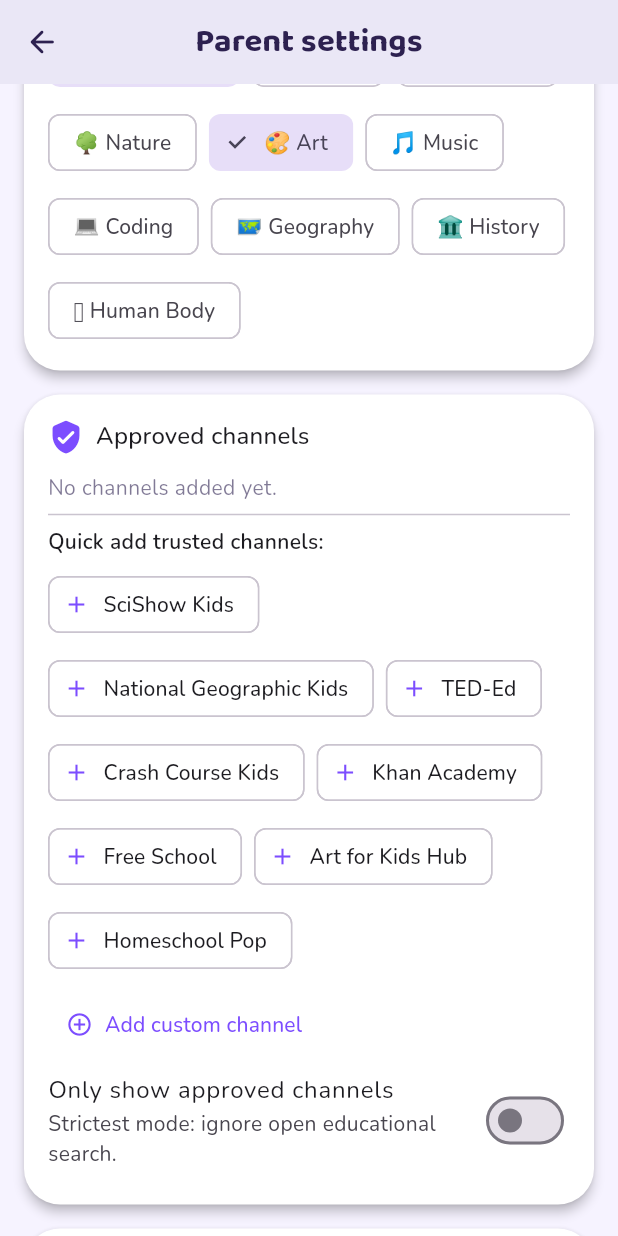
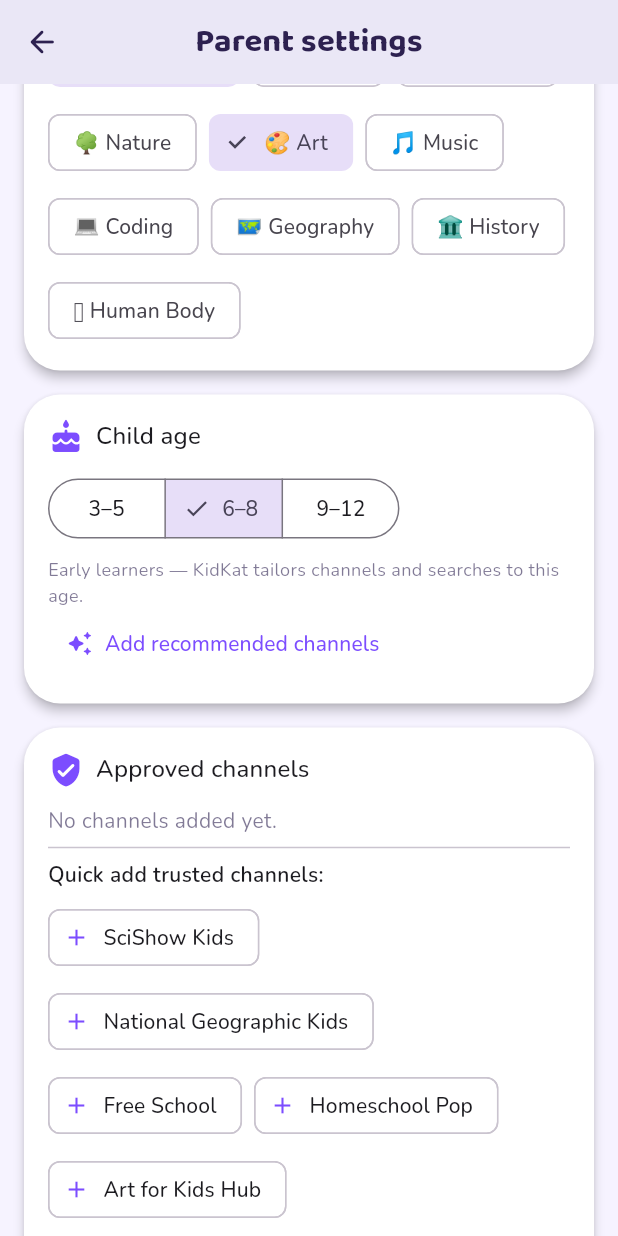
Before and after one commit to naveenneog/KidKat, a Flutter app: the ParentDashboard screen opened by its route, scrolled down 576 dp, on a phone screen of 412 x 824 dp. Run offline on Flutter 3.47's test engine with Material 3 defaults, Android fonts, the phone set to English and light mode, and no system bars; our stand-ins replace flutter_riverpod, go_router, google_fonts, shared_preferences, youtube_player_iframe; accounts and stored records are empty.

Commit message:
feat: age bands + age-appropriate channels & queries
AgeBand (3-5/6-8/9-12) on ParentConfig; onboarding asks age and pre-fills trusted per-band channels; curation biases queries by age; dashboard Child-age section. Version 0.3.0.

Co-authored-by: Copilot <223556219+Copilot@users.noreply.github.com>

```diff
--- a/lib/data/models/parent_config.dart
+++ b/lib/data/models/parent_config.dart
@@ -12,6 +12,25 @@ enum ShortLength {
   final String label;
 }
 
+/// The child's age band, used to deliver age-appropriate channels and bias
+/// search queries.
+enum AgeBand {
+  preschool('3–5', 'Preschool', 'for preschoolers'),
+  early('6–8', 'Early learners', 'for kids'),
+  tween('9–12', 'Tweens', 'for students');
+
+  const AgeBand(this.range, this.label, this.queryQualifier);
+
+  /// e.g. "3–5".
+  final String range;
+
+  /// e.g. "Preschool".
+  final String label;
+
+  /// Appended to search queries to bias age-appropriateness.
+  final String queryQualifier;
+}
+
 /// All parent-controlled settings. Persisted locally as JSON. Contains no child
 /// PII — only preferences and the parent's own YouTube Data API key + PIN.
 class ParentConfig {
@@ -21,6 +40,7 @@ class ParentConfig {
     this.dailyLimitMinutes = 30,
     this.sessionVideoCount = 8,
     this.shortLength = ShortLength.shortClips,
+    this.ageBand = AgeBand.early,
     this.selectedTopicIds = const ['science', 'animals', 'space', 'art'],
     this.allowlist = const [],
     this.restrictToAllowlist = false,
@@ -36,6 +56,7 @@ class ParentConfig {
   final int dailyLimitMinutes;
   final int sessionVideoCount;
   final ShortLength shortLength;
+  final AgeBand ageBand;
   final List<String> selectedTopicIds;
   final List<AllowlistedChannel> allowlist;
 
@@ -52,6 +73,7 @@ class ParentConfig {
     int? dailyLimitMinutes,
     int? sessionVideoCount,
     ShortLength? shortLength,
+    AgeBand? ageBand,
     List<String>? selectedTopicIds,
     List<AllowlistedChannel>? allowlist,
     bool? restrictToAllowlist,
@@ -63,6 +85,7 @@ class ParentConfig {
       dailyLimitMinutes: dailyLimitMinutes ?? this.dailyLimitMinutes,
       sessionVideoCount: sessionVideoCount ?? this.sessionVideoCount,
       shortLength: shortLength ?? this.shortLength,
+      ageBand: ageBand ?? this.ageBand,
       selectedTopicIds: selectedTopicIds ?? this.selectedTopicIds,
       allowlist: allowlist ?? this.allowlist,
       restrictToAllowlist: restrictToAllowlist ?? this.restrictToAllowlist,
@@ -76,6 +99,7 @@ class ParentConfig {
         'dailyLimitMinutes': dailyLimitMinutes,
         'sessionVideoCount': sessionVideoCount,
         'shortLength': shortLength.name,
+        'ageBand': ageBand.name,
         'selectedTopicIds': selectedTopicIds,
         'allowlist': allowlist.map((c) => c.toJson()).toList(),
         'restrictToAllowlist': restrictToAllowlist,
@@ -91,6 +115,10 @@ class ParentConfig {
       shortLength: ShortLength.values.firstWhere(
         (e) => e.name == (json['shortLength'] as String? ?? 'shortClips'),
         orElse: () => ShortLength.shortClips,
+      ),
+      ageBand: AgeBand.values.firstWhere(
+        (e) => e.name == (json['ageBand'] as String? ?? 'early'),
+        orElse: () => AgeBand.early,
       ),
       selectedTopicIds: (json['selectedTopicIds'] as List<dynamic>?)
               ?.map((e) => e as String)
--- a/lib/features/parent/parent_dashboard.dart
+++ b/lib/features/parent/parent_dashboard.dart
@@ -59,6 +59,45 @@ class _ParentDashboardState extends ConsumerState<ParentDashboard> {
             ),
           ),
           _Section(
+            title: 'Child age',
+            icon: Icons.cake_rounded,
+            child: Column(
+              crossAxisAlignment: CrossAxisAlignment.start,
+              children: [
+                SegmentedButton<AgeBand>(
+                  segments: [
+                    for (final b in AgeBand.values)
+                      ButtonSegment(value: b, label: Text(b.range)),
+                  ],
+                  selected: {config.ageBand},
+                  onSelectionChanged: (s) => notifier.setAgeBand(s.first),
+                ),
+                const SizedBox(height: 8),
+                Text(
+                  '${config.ageBand.label} — KidKat tailors channels and '
+                  'searches to this age.',
+                  style: TextStyle(
+                      fontSize: 12, color: KidColors.ink.withValues(alpha: .6)),
+                ),
+                Align(
+                  alignment: Alignment.centerLeft,
+                  child: TextButton.icon(
+                    onPressed: () {
+                      notifier.addRecommendedChannels(config.ageBand);
+                      ScaffoldMessenger.of(context).showSnackBar(
+                        SnackBar(
+                            content: Text(
+                                'Added recommended ${config.ageBand.label} channels')),
+                      );
+                    },
+                    icon: const Icon(Icons.auto_awesome_rounded),
+                    label: const Text('Add recommended channels'),
+                  ),
+                ),
+              ],
+            ),
+          ),
+          _Section(
             title: 'Approved channels',
             icon: Icons.verified_user_rounded,
             child: Column(
@@ -88,7 +127,7 @@ class _ParentDashboardState extends ConsumerState<ParentDashboard> {
                   spacing: 8,
                   runSpacing: 8,
                   children: [
-                    for (final s in kSuggestedChannels)
+                    for (final s in suggestedChannelsFor(config.ageBand))
                       if (!config.allowlist
                           .any((c) => c.title == s.title))
                         ActionChip(
--- a/pubspec.yaml
+++ b/pubspec.yaml
@@ -16,7 +16,7 @@ publish_to: 'none' # Remove this line if you wish to publish to pub.dev
 # https://developer.apple.com/library/archive/documentation/General/Reference/InfoPlistKeyReference/Articles/CoreFoundationKeys.html
 # In Windows, build-name is used as the major, minor, and patch parts
 # of the product and file versions while build-number is used as the build suffix.
-version: 0.2.0+2
+version: 0.3.0+3
 
 environment:
   sdk: ^3.12.2
```
Also changed, not shown: lib/core/constants.dart (+32 -0 lines), lib/data/curation_service.dart (+11 -6 lines), lib/data/providers.dart (+25 -0 lines), lib/features/onboarding/onboarding_screen.dart (+54 -0 lines).
